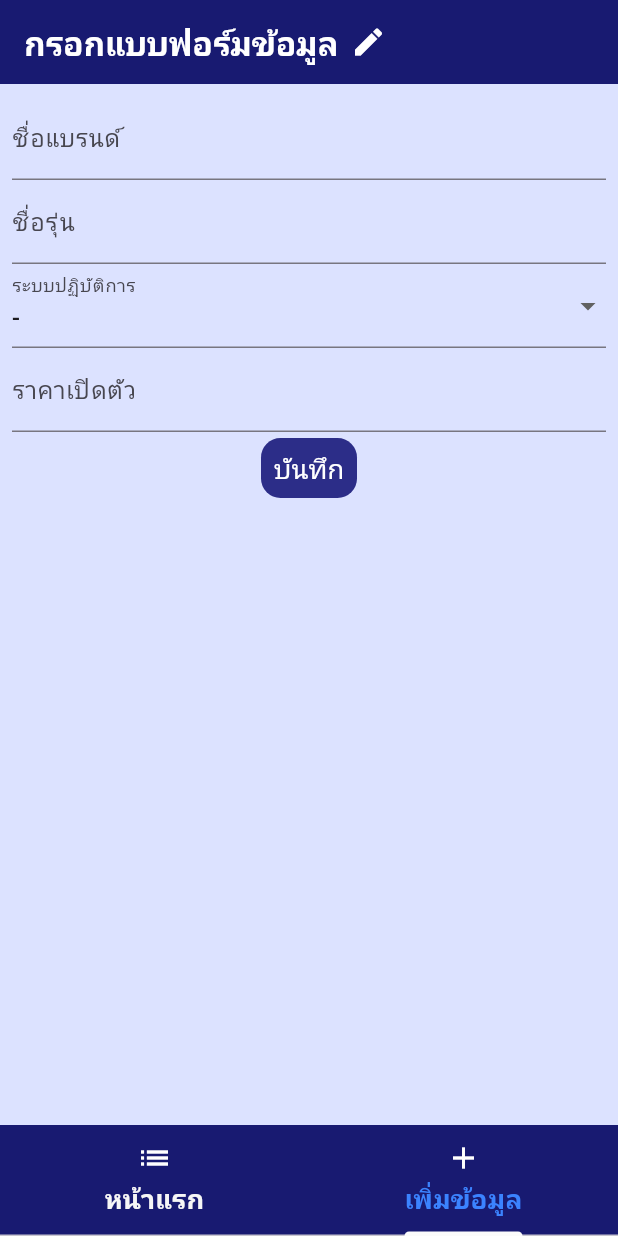
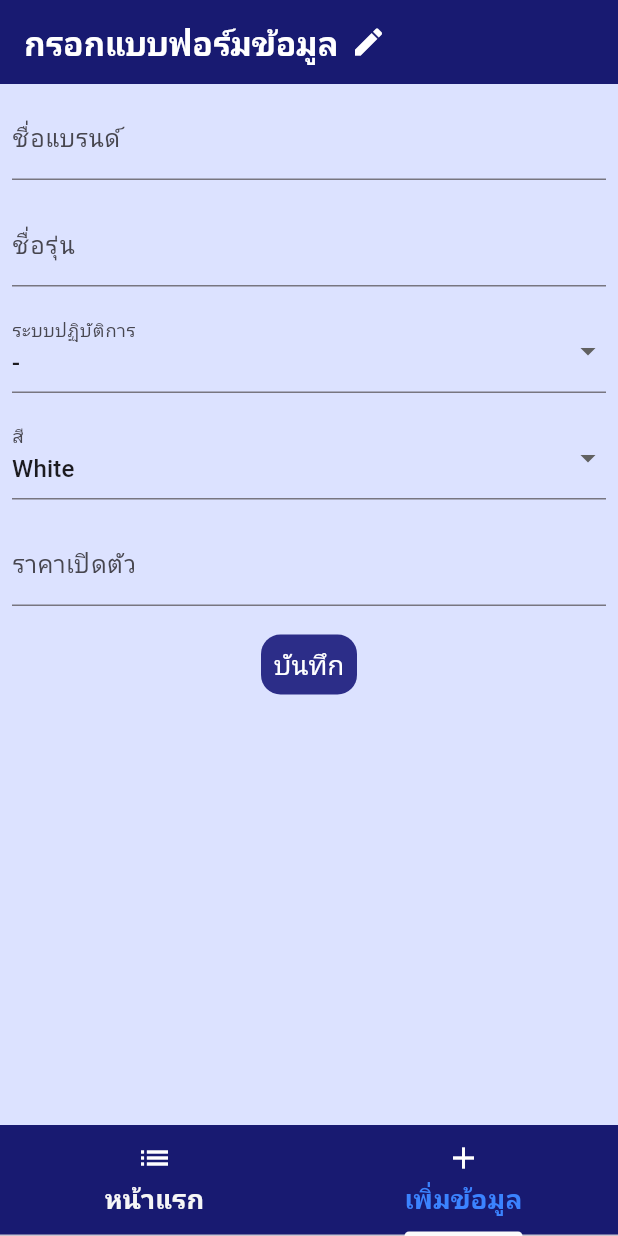
Before and after one commit to ratchanona65/MobileApplication, a Flutter app: the screen it shows after launch, tab 2 chosen, on a phone screen of 412 x 824 dp. Run offline on Flutter 3.47's test engine with Material 3 defaults, Android fonts, the phone set to English and light mode, and no system bars; our stand-ins replace google_fonts, image_picker, sembast; Roboto replaces fonts that are missing (Kanit); statements that could not run were skipped.

Commit message:
เพิ่มการเลือกสีโทรศัพท์ แต่ยังไม่เสร็จ

```diff
--- a/lib/database/transaction_db.dart
+++ b/lib/database/transaction_db.dart
@@ -52,6 +52,7 @@ class TransactionDB {
         keyID: record.key,
         brand: record['brand'].toString(),
         model: record['model'].toString(),
+        colorsModel: record['colorsHex'].toString(),
         price: double.parse(record['price'].toString()),
         date: DateTime.parse(record['date'].toString()),
         imagePath: record['imagePath'].toString(),
--- a/lib/models/transaction.dart
+++ b/lib/models/transaction.dart
@@ -4,6 +4,7 @@ class Transactions {
   final double price;
   final DateTime date;
   final String imagePath;
+  final String colorsModel;
   final int? keyID;
 
   Transactions({
@@ -12,6 +13,7 @@ class Transactions {
     required this.price,
     required this.date,
     required this.imagePath,
+    required this.colorsModel,
     this.keyID,
   });
 }
@@ -29,3 +31,27 @@ enum mobileIcon {
   final title;
   final imagePath;
 }
+
+enum mobileColors {
+  white(title: "White", colorsHex: "0xFFFFFFFF"),
+  balck(title: "Black", colorsHex: "0xFF000000"),
+  spaceGray(title: "SpaceGray", colorsHex: "0xFF757575"), //
+  silver(title: "Silver", colorsHex: "0xFFC0C0C0"),
+  blue(title: "Blue", colorsHex: "0xFF0000FF"),
+  gold(title: "Gold", colorsHex: "0xFFFFD700"),
+  midnightGreen(title: "Midnight Green", colorsHex: "0xFF004953"), //เขียวมรกต
+  purple(title: "Purple", colorsHex: "0xFF800080"),
+  red(title: "Red", colorsHex: "0xFFFF0000"),
+  roseGold(title: "Rose Gold", colorsHex: "0xFFB76E79"),
+  yellow(title: "Yellow", colorsHex: "0xFFFFFF00"),
+  green(title: "Green", colorsHex: "0xFF228B22"),
+  ;
+
+  const mobileColors({
+    required this.title,
+    required this.colorsHex,
+  });
+
+  final title;
+  final colorsHex;
+}
--- a/lib/screens/form_screen.dart
+++ b/lib/screens/form_screen.dart
@@ -15,6 +15,8 @@ class FormScreen extends StatelessWidget {
   final priceController = TextEditingController(); //ราคา
 
   String iconController = "assets/img/icon_question.png"; //เริ่มต้นเป็น ?
+
+  String colorsModelController = "0xFF000000"; //เริ่มต้นเป็น
 
   @override
   Widget build(BuildContext context) {
@@ -59,6 +61,7 @@ class FormScreen extends StatelessWidget {
                       }
                     },
                   ),
+                  const SizedBox(height: 15),
                   TextFormField(
                     decoration: const InputDecoration(
                       labelText: 'ชื่อรุ่น',
@@ -71,6 +74,7 @@ class FormScreen extends StatelessWidget {
                       }
                     },
                   ),
+                  const SizedBox(height: 15),
                   DropdownButtonFormField(
                       value: mobileIcon.ques,
                       decoration: const InputDecoration(
@@ -83,6 +87,21 @@ class FormScreen extends StatelessWidget {
                       onChanged: (value) {
                         iconController = value!.imagePath.toString();
                       }),
+                  const SizedBox(height: 15),
+                  DropdownButtonFormField(
+                      //---------------------------------------------------สีโทรศัพท์
+                      value: mobileColors.white,
+                      decoration: const InputDecoration(
+                        labelText: 'สี',
+                      ),
+                      items: mobileColors.values.map((key) {
+                        return DropdownMenuItem(
+                            value: key, child: Text(key.title));
+                      }).toList(),
+                      onChanged: (value) {
+                        colorsModelController = value!.colorsHex.toString();
+                      }),
+                  const SizedBox(height: 15),
                   TextFormField(
                     decoration: const InputDecoration(
                       labelText: 'ราคาเปิดตัว',
@@ -100,6 +119,7 @@ class FormScreen extends StatelessWidget {
                       }
                     },
                   ),
+                  const SizedBox(height: 15),
                   TextButton(
                       style: TextButton.styleFrom(
                         backgroundColor: Color.fromARGB(255, 44, 45, 136),
@@ -122,6 +142,9 @@ class FormScreen extends StatelessWidget {
                           var statement = Transactions(
                             brand: brandController.text,
                             model: modelController.text,
+                            colorsModel: colorsModelController.isNotEmpty
+                                ? colorsModelController
+                                : '0xFF000000',
                             price: double.parse(priceController.text),
                             date: DateTime.now(),
                             imagePath: iconController.isNotEmpty
```
Also changed, not shown: lib/screens/home_screen.dart (+22 -4 lines).
